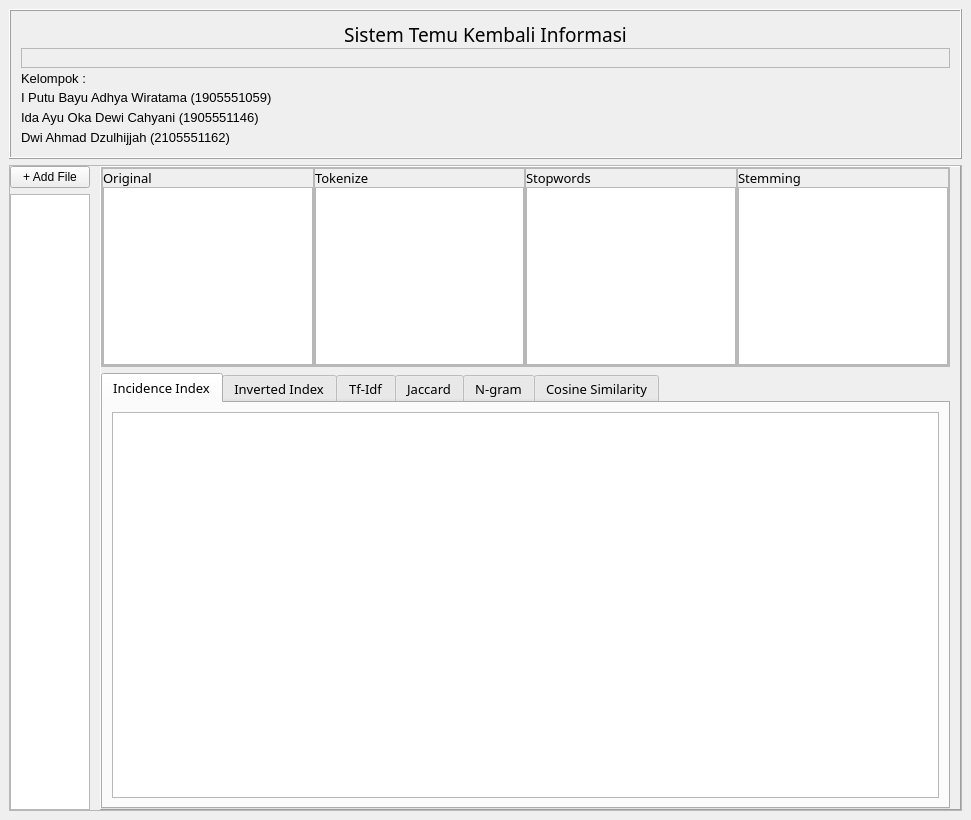
Before: the Qt Designer form Code/gui.ui in TamaWira/DIRDA, drawn with Qt 5.
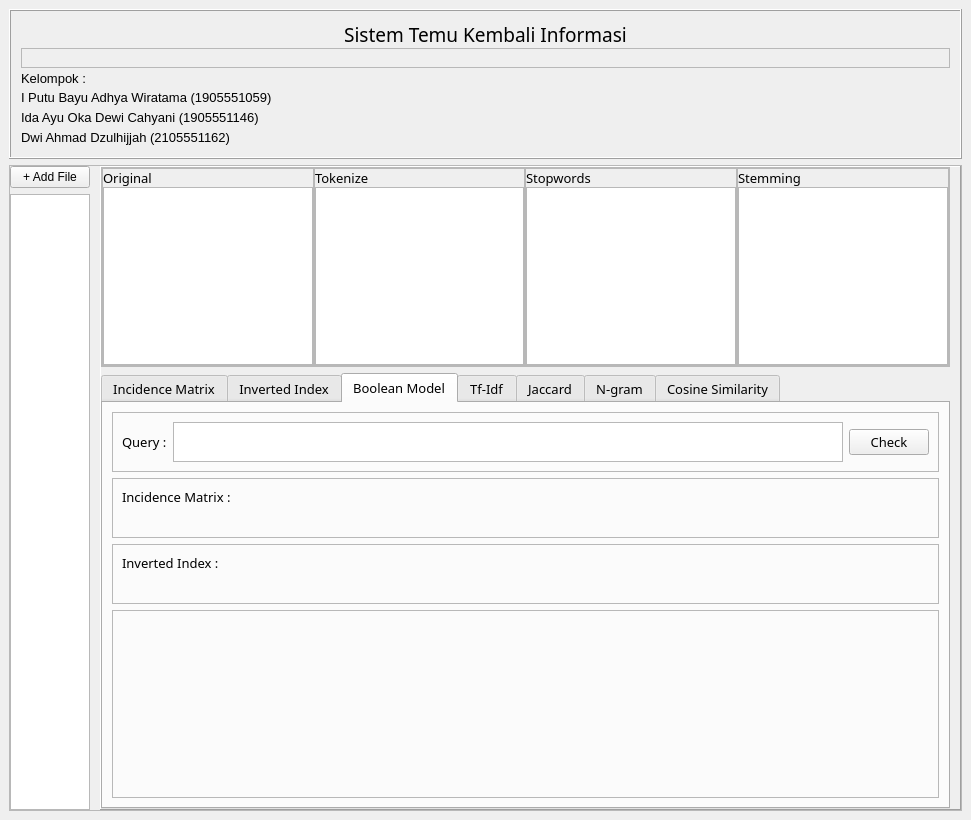
After: the same form once the commit is applied. The open tabs and pages were chosen to show the change.

What changed in the file:
```diff
--- a/Code/gui.ui
+++ b/Code/gui.ui
@@ -521,7 +521,7 @@
             </property>
             <widget class="QWidget" name="tabIncidence">
              <attribute name="title">
-              <string>Incidence Index</string>
+              <string>Incidence Matrix</string>
              </attribute>
              <layout class="QVBoxLayout" name="verticalLayout_3">
               <item>
@@ -551,6 +551,129 @@
               </item>
              </layout>
             </widget>
+            <widget class="QWidget" name="tab">
+             <attribute name="title">
+              <string>Boolean Model</string>
+             </attribute>
+             <layout class="QVBoxLayout" name="verticalLayout_19">
+              <item>
+               <widget class="QFrame" name="frame_15">
+                <property name="maximumSize">
+                 <size>
+                  <width>16777215</width>
+                  <height>60</height>
+                 </size>
+                </property>
+                <property name="frameShape">
+                 <enum>QFrame::StyledPanel</enum>
+                </property>
+                <property name="frameShadow">
+                 <enum>QFrame::Raised</enum>
+                </property>
+                <layout class="QHBoxLayout" name="horizontalLayout_5">
+                 <item>
+                  <widget class="QLabel" name="label_13">
+                   <property name="text">
+                    <string>Query :</string>
+                   </property>
+                  </widget>
+                 </item>
+                 <item>
+                  <widget class="QTextEdit" name="editBool">
+                   <property name="sizePolicy">
+                    <sizepolicy hsizetype="Expanding" vsizetype="Preferred">
+                     <horstretch>0</horstretch>
+                     <verstretch>0</verstretch>
+                    </sizepolicy>
+                   </property>
+                  </widget>
+                 </item>
+                 <item>
+                  <widget class="QPushButton" name="btnBool">
+                   <property name="text">
+                    <string>Check</string>
+                   </property>
+                  </widget>
+                 </item>
+                </layout>
+               </widget>
+              </item>
+              <item>
+               <widget class="QFrame" name="frame_12">
+                <property name="maximumSize">
+                 <size>
+                  <width>16777215</width>
+                  <height>60</height>
+                 </size>
+                </property>
+                <property name="frameShape">
+                 <enum>QFrame::StyledPanel</enum>
+                </property>
+                <property name="frameShadow">
+                 <enum>QFrame::Raised</enum>
+                </property>
+                <layout class="QVBoxLayout" name="verticalLayout_20">
+                 <item>
+                  <widget class="QLabel" name="label_11">
+                   <property name="text">
+                    <string>Incidence Matrix :</string>
+                   </property>
+                  </widget>
+                 </item>
+                 <item>
+                  <widget class="QLabel" name="boolIncidence">
+                   <property name="text">
+                    <string/>
+                   </property>
+                  </widget>
+                 </item>
+                </layout>
+               </widget>
+              </item>
+              <item>
+               <widget class="QFrame" name="frame_13">
+                <property name="maximumSize">
+                 <size>
+                  <width>16777215</width>
+                  <height>60</height>
+                 </size>
+                </property>
+                <property name="frameShape">
+                 <enum>QFrame::StyledPanel</enum>
+                </property>
+                <property name="frameShadow">
+                 <enum>QFrame::Raised</enum>
+                </property>
+                <layout class="QVBoxLayout" name="verticalLayout_21">
+                 <item>
+                  <widget class="QLabel" name="label_12">
+                   <property name="text">
+                    <string>Inverted Index :</string>
+                   </property>
+                  </widget>
+                 </item>
+                 <item>
+                  <widget class="QLabel" name="boolInverted">
+                   <property name="text">
+                    <string/>
+                   </property>
+                  </widget>
+                 </item>
+                </layout>
+               </widget>
+              </item>
+              <item>
+               <widget class="QFrame" name="frame_14">
+                <property name="frameShape">
+                 <enum>QFrame::StyledPanel</enum>
+                </property>
+                <property name="frameShadow">
+                 <enum>QFrame::Raised</enum>
+                </property>
+               </widget>
+              </item>
+             </layout>
+            </widget>
             <widget class="QWidget" name="tabTf">
              <attribute name="title">
               <string>Tf-Idf</string>
```
